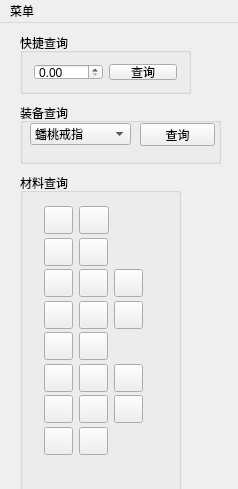
Qt form BladeAndSoul/mainwindow.ui (Yui-zwlai/BladeAndSoulAuctionTools) before a commit.
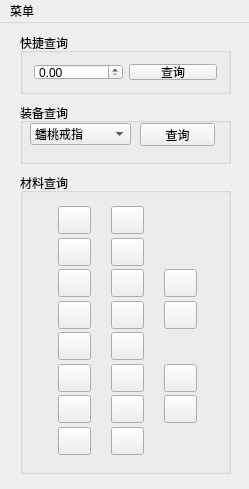
The same form after that commit.

Diff of the .ui file:
```diff
--- a/BladeAndSoul/mainwindow.ui
+++ b/BladeAndSoul/mainwindow.ui
@@ -6,19 +6,13 @@
    <rect>
     <x>0</x>
     <y>0</y>
-    <width>238</width>
+    <width>249</width>
     <height>489</height>
    </rect>
   </property>
   <property name="minimumSize">
    <size>
-    <width>238</width>
-    <height>489</height>
-   </size>
-  </property>
-  <property name="maximumSize">
-   <size>
-    <width>238</width>
+    <width>246</width>
     <height>489</height>
    </size>
   </property>
@@ -31,19 +25,19 @@
      <rect>
       <x>20</x>
       <y>150</y>
-      <width>161</width>
-      <height>321</height>
+      <width>211</width>
+      <height>301</height>
      </rect>
     </property>
     <property name="title">
      <string>材料查询</string>
     </property>
-    <widget class="QWidget" name="">
+    <widget class="QWidget" name="layoutWidget">
      <property name="geometry">
       <rect>
        <x>13</x>
        <y>22</y>
-       <width>121</width>
+       <width>191</width>
        <height>268</height>
       </rect>
      </property>
@@ -439,7 +433,7 @@
      <rect>
       <x>20</x>
       <y>10</y>
-      <width>171</width>
+      <width>211</width>
       <height>61</height>
      </rect>
     </property>
@@ -468,7 +462,7 @@
      <rect>
       <x>20</x>
       <y>80</y>
-      <width>201</width>
+      <width>211</width>
       <height>61</height>
      </rect>
     </property>
@@ -553,7 +547,7 @@
     <rect>
      <x>0</x>
      <y>0</y>
-     <width>238</width>
+     <width>249</width>
      <height>23</height>
     </rect>
    </property>
```
